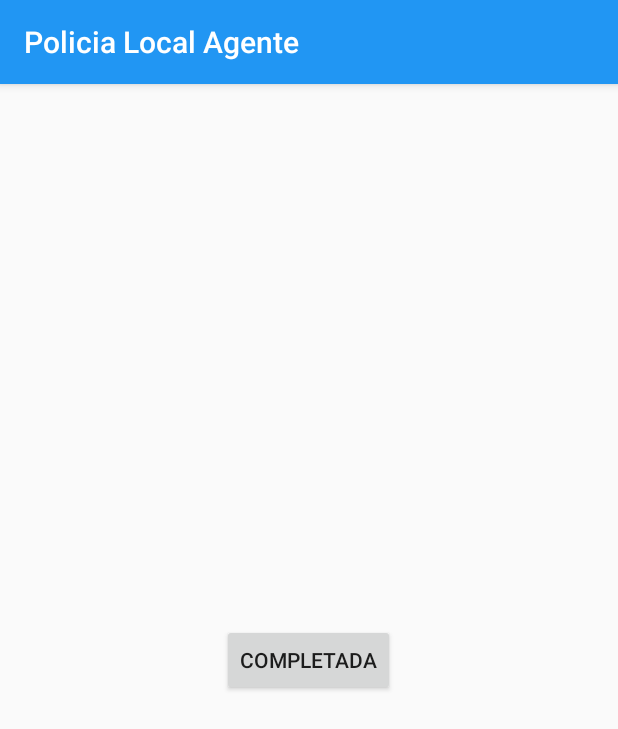
After one commit to sergioloc/JefaturaPoliciaAgente, an Android app: the EmergenciaActivity screen opened directly, with no data from a screen before it, on a phone screen of 412 x 824 dp. The commit adds this screen. Shown: the top 729 px of the screen. Run offline under Robolectric (Android 15) with nearby library versions, the phone set to English and light mode, and no system bars; our stand-ins replace Firebase (no records; nobody signed in at launch, a user with empty details on screens opened directly).

Commit message:
Funcionalidad en Emergencias y Predenuncias

```diff
--- a/app/build.gradle
+++ b/app/build.gradle
@@ -29,6 +29,7 @@ dependencies {
     compile 'com.android.support.constraint:constraint-layout:1.0.2'
     compile 'com.google.firebase:firebase-core:9.0.0'
     compile 'com.google.firebase:firebase-auth:9.0.0'
+    compile 'com.google.firebase:firebase-database:9.0.0'
     compile 'com.android.support:cardview-v7:26.+'
     compile 'com.android.support:recyclerview-v7:26.+'
     testCompile 'junit:junit:4.12'
--- /dev/null
+++ b/app/src/main/java/com/cdi/practica/jefaturapoliciaagente/EmergenciaActivity.java
@@ -0,0 +1,37 @@
+package com.cdi.practica.jefaturapoliciaagente;
+
+import android.support.v7.app.AppCompatActivity;
+import android.os.Bundle;
+import android.view.View;
+import android.widget.Button;
+
+import com.google.firebase.auth.FirebaseAuth;
+import com.google.firebase.auth.FirebaseUser;
+import com.google.firebase.database.DatabaseReference;
+import com.google.firebase.database.FirebaseDatabase;
+
+public class EmergenciaActivity extends AppCompatActivity {
+
+    private Button botonCompletada;
+    private FirebaseDatabase database;
+    private FirebaseUser user;
+    private DatabaseReference refEmgAct;
+
+    @Override
+    protected void onCreate(Bundle savedInstanceState) {
+        super.onCreate(savedInstanceState);
+        setContentView(R.layout.activity_emergencia);
+
+        database = FirebaseDatabase.getInstance();
+        user = FirebaseAuth.getInstance().getCurrentUser();
+        refEmgAct = database.getReference("emergencias").child("activas");
+        botonCompletada = (Button) findViewById(R.id.comletada);
+
+        botonCompletada.setOnClickListener(new View.OnClickListener() {
+            @Override
+            public void onClick(View view) {
+                refEmgAct.child(user.getUid()).removeValue();
+            }
+        });
+    }
+}
--- /dev/null
+++ b/app/src/main/res/layout/activity_emergencia.xml
@@ -0,0 +1,19 @@
+<?xml version="1.0" encoding="utf-8"?>
+<RelativeLayout xmlns:android="http://schemas.android.com/apk/res/android"
+    xmlns:app="http://schemas.android.com/apk/res-auto"
+    xmlns:tools="http://schemas.android.com/tools"
+    android:layout_width="match_parent"
+    android:layout_height="match_parent"
+    tools:context="com.cdi.practica.jefaturapoliciaagente.EmergenciaActivity">
+
+
+    <Button
+        android:id="@+id/comletada"
+        android:layout_width="wrap_content"
+        android:layout_height="wrap_content"
+        android:layout_centerHorizontal="true"
+        android:layout_centerVertical="true"
+        android:text="Completada"/>
+
+
+</RelativeLayout>
--- a/app/src/main/res/layout/nav_header_main.xml
+++ b/app/src/main/res/layout/nav_header_main.xml
@@ -20,6 +20,7 @@
         app:srcCompat="@drawable/user_icon" />
 
     <TextView
+        android:id="@+id/nombreAgente"
         android:layout_width="match_parent"
         android:layout_height="wrap_content"
         android:paddingTop="@dimen/nav_header_vertical_spacing"
@@ -27,9 +28,9 @@
         android:textAppearance="@style/TextAppearance.AppCompat.Body1" />
 
     <TextView
-        android:id="@+id/textView"
+        android:id="@+id/idAgente"
         android:layout_width="wrap_content"
         android:layout_height="wrap_content"
-        android:text="056987-5236558-21545" />
+        android:text="vacio" />
 
 </LinearLayout>
```
Also changed, not shown: app/src/main/AndroidManifest.xml (+7 -4 lines), app/src/main/java/com/cdi/practica/jefaturapoliciaagente/MainActivity.java (+120 -4 lines), app/src/main/java/com/cdi/practica/jefaturapoliciaagente/Objetos/Agente.java (added, +44 -0 lines), app/src/main/java/com/cdi/practica/jefaturapoliciaagente/Objetos/Emergencia.java (added, +46 -0 lines), app/src/main/res/layout/content_main.xml (+14 -1 lines).
